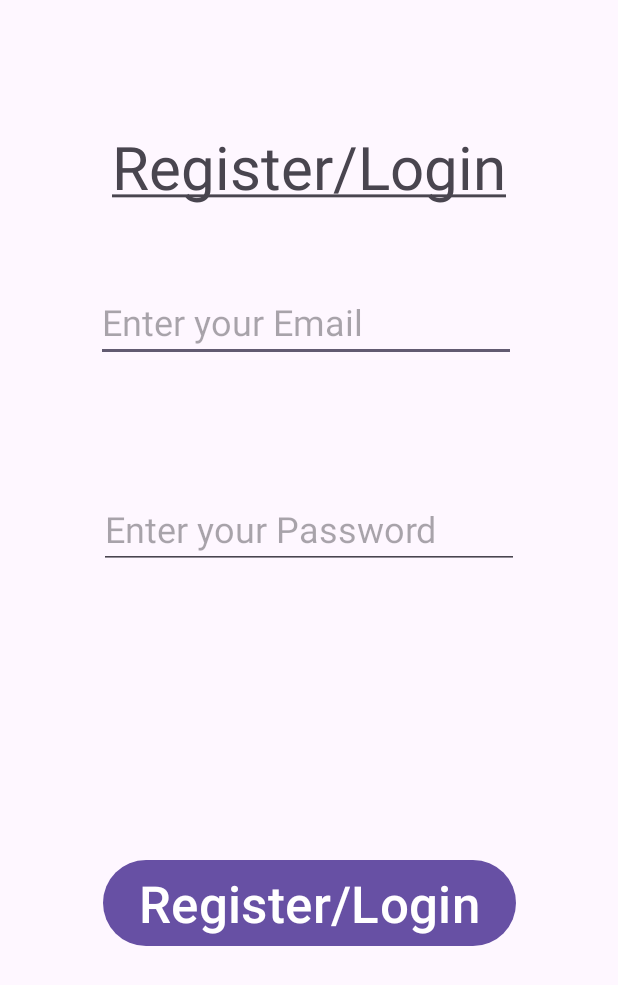
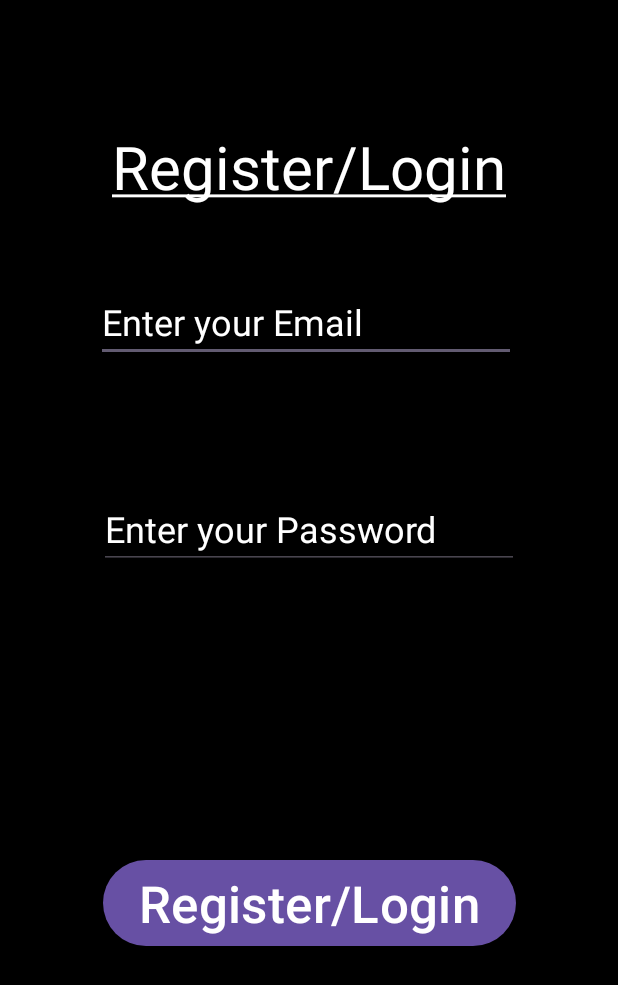
Before and after one commit to ilj5/SudokuProject, an Android app: the screen it shows after launch (LogIn), on a phone screen of 412 x 824 dp. Shown: the top 985 px of the screen. Run offline under Robolectric (Android 15) with nearby library versions, the phone set to English and light mode, and no system bars; our stand-ins replace Firebase (no records; nobody signed in at launch, a user with empty details on screens opened directly).

Commit message:
last? before shared pref

```diff
--- a/app/src/main/java/com/example/sudokuproject/LogIn.java
+++ b/app/src/main/java/com/example/sudokuproject/LogIn.java
@@ -46,6 +46,8 @@ public class LogIn extends AppCompatActivity {
             v.setPadding(systemBars.left, systemBars.top, systemBars.right, systemBars.bottom);
             return insets;
         });
+
+        SchedulerUtils.unscheduleJob(LogIn.this);
 
         emails = new ArrayList<>();
 
@@ -141,4 +143,10 @@ public class LogIn extends AppCompatActivity {
         }
 
     }
+
+    @Override
+    protected void onDestroy() {
+        super.onDestroy();
+        SchedulerUtils.scheduleJob(LogIn.this);
+    }
 }
--- a/app/src/main/res/layout/activity_log_in.xml
+++ b/app/src/main/res/layout/activity_log_in.xml
@@ -5,6 +5,7 @@
     android:id="@+id/main"
     android:layout_width="match_parent"
     android:layout_height="match_parent"
+    android:background="#000000"
     tools:context=".LogIn">
 
     <TextView
@@ -13,6 +14,7 @@
         android:layout_height="wrap_content"
         android:layout_marginTop="84dp"
         android:text="@string/login"
+        android:textColor="#FFFFFF"
         android:textSize="40sp"
         app:layout_constraintEnd_toEndOf="parent"
         app:layout_constraintStart_toStartOf="parent"
@@ -26,6 +28,10 @@
         android:ems="10"
         android:hint="@string/enter_email"
         android:inputType="text"
+        android:textColor="#FFFFFF"
+        android:textColorHighlight="#FFFFFF"
+        android:textColorHint="#FFFFFF"
+        android:textColorLink="#673AB7"
         android:textSize="24sp"
         app:layout_constraintEnd_toEndOf="parent"
         app:layout_constraintHorizontal_bias="0.487"
@@ -39,6 +45,9 @@
         android:ems="10"
         android:hint="@string/enter_pass"
         android:inputType="textPassword"
+        android:textColor="#FFFFFF"
+        android:textColorHighlight="#FFFFFF"
+        android:textColorHint="#FFFFFF"
         android:textSize="24sp"
         app:layout_constraintBottom_toBottomOf="parent"
         app:layout_constraintEnd_toEndOf="parent"
--- a/app/src/main/res/layout/activity_main.xml
+++ b/app/src/main/res/layout/activity_main.xml
@@ -5,6 +5,7 @@
     android:id="@+id/main"
     android:layout_width="match_parent"
     android:layout_height="match_parent"
+    android:background="#000000"
     tools:context=".MainActivity">
 
     <Button
@@ -26,6 +27,7 @@
         android:layout_marginTop="116dp"
         android:autoSizeTextType="none"
         android:text="@string/sudoku"
+        android:textColor="#FFFFFF"
         android:textSize="40sp"
         app:layout_constraintEnd_toEndOf="parent"
         app:layout_constraintStart_toStartOf="parent"
@@ -78,6 +80,7 @@
         android:layout_marginTop="84dp"
         android:autoSizeTextType="none"
         android:text="@string/easy"
+        android:textColor="#FFFFFF"
         android:textSize="35sp"
         app:layout_constraintEnd_toEndOf="parent"
         app:layout_constraintStart_toStartOf="parent"
--- a/app/src/main/res/layout/activity_settings.xml
+++ b/app/src/main/res/layout/activity_settings.xml
@@ -5,6 +5,8 @@
     android:id="@+id/main"
     android:layout_width="match_parent"
     android:layout_height="match_parent"
+    android:background="#000000"
+    android:foregroundTint="#FFFFFF"
     tools:context=".Settings">
 
     <SeekBar
@@ -15,6 +17,7 @@
         android:max="100"
         android:min="0"
         android:progress="50"
+        android:progressTint="#FFFFFF"
         app:layout_constraintEnd_toEndOf="parent"
         app:layout_constraintHorizontal_bias="0.0"
         app:layout_constraintStart_toStartOf="parent"
@@ -26,6 +29,7 @@
         android:layout_height="wrap_content"
         android:layout_marginTop="80dp"
         android:text="@string/settings"
+        android:textColor="#FFFFFF"
         android:textSize="48sp"
         app:layout_constraintEnd_toEndOf="parent"
         app:layout_constraintHorizontal_bias="0.498"
@@ -38,6 +42,7 @@
         android:layout_height="wrap_content"
         android:layout_marginTop="36dp"
         android:text="@string/music"
+        android:textColor="#FFFFFF"
         android:textSize="34sp"
         app:layout_constraintEnd_toEndOf="parent"
         app:layout_constraintHorizontal_bias="0.498"
```
Also changed, not shown: app/src/main/java/com/example/sudokuproject/Settings.java (+9 -0 lines), app/src/main/java/com/example/sudokuproject/SudokuActivity.java (+9 -0 lines).
